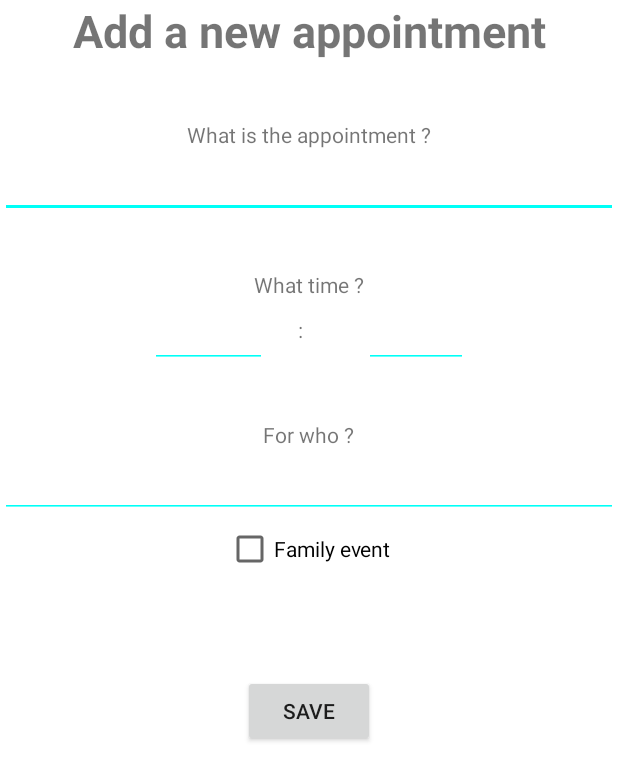
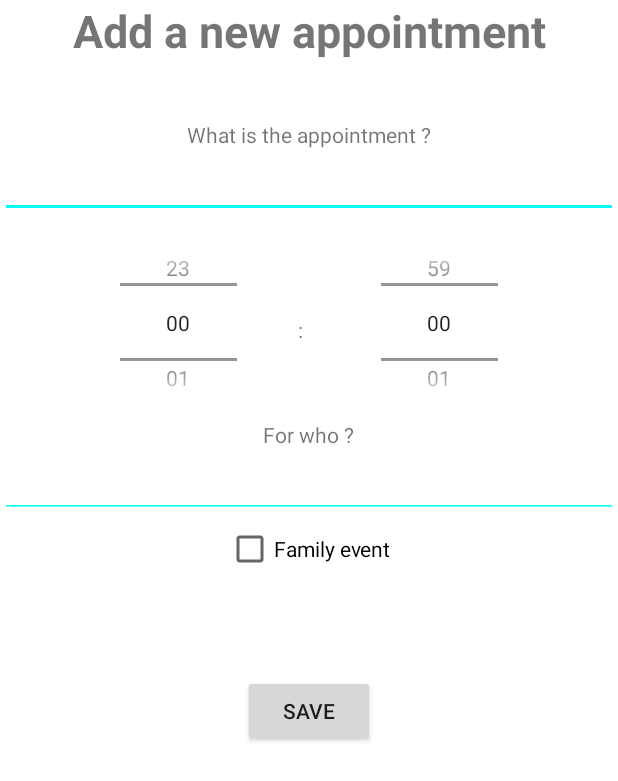
Before and after one commit to Judickaelle/AgendaElectronic, an Android app: the AddEventActivity screen opened directly, with no data from a screen before it, on a phone screen of 412 x 824 dp. Shown: the top 781 px of the screen. Run offline under Robolectric (Android 15) with nearby library versions, the phone set to English and light mode, and no system bars.

```diff
--- a/app/src/main/java/com/judickaelle/pelletier/agendaelectronique/AddEventActivity.java
+++ b/app/src/main/java/com/judickaelle/pelletier/agendaelectronique/AddEventActivity.java
@@ -8,13 +8,18 @@ import android.os.Bundle;
 import android.view.View;
 import android.widget.Button;
 import android.widget.EditText;
+import android.widget.NumberPicker;
 
 public class AddEventActivity extends Activity {
 
     private EditText editTextNameEvent;
-    private EditText editTextTime;
-    private EditText editTextTime_min;
     private EditText editTextPeople;
+    private int valuePicker1;
+    private NumberPicker HourPicker;
+    private String[] HourVals;
+    private int valuePicker2;
+    private NumberPicker MinutePicker;
+    private String[] MinuteVals;
     private boolean familyEvent = false;
 
     private static String NameEvent;
@@ -23,44 +28,55 @@ public class AddEventActivity extends Activity {
     private static String DateEvent;
 
 
-
     @Override
     protected void onCreate(Bundle savedInstanceState) {
         super.onCreate(savedInstanceState);
         setContentView(R.layout.activity_add_event);
 
         editTextNameEvent = findViewById(R.id.editTextEventName);
-        editTextTime = findViewById(R.id.editTextTime);
-        editTextTime_min = findViewById(R.id.editTextTime_min);
         editTextPeople = findViewById(R.id.editTextPeople);
+        HourPicker = findViewById(R.id.NumberPickerHour);
+        MinutePicker = findViewById(R.id.NumberPickerMinute);
+
+        HourPicker.setMaxValue(23);
+        HourPicker.setMinValue(0);
+        HourVals = new String[]{"00","01","02", "03","04","05","06","07","08", "09", "10","11","12","13","14","15","16","17","18","19","20","21","22","23"};
+        HourPicker.setDisplayedValues(HourVals);
+        HourPicker.setOnValueChangedListener(new NumberPicker.OnValueChangeListener() {
+            @Override
+            public void onValueChange(NumberPicker picker, int oldVal, int newVal) {
+                valuePicker1 = HourPicker.getValue();
+            }
+        });
+
+
+        MinutePicker.setMaxValue(59);
+        MinutePicker.setMinValue(0);
+        MinuteVals = new String[]{"00","01","02", "03","04","05","06","07","08", "09", "10","11","12","13","14","15","16","17","18","19","20","21","22","23",
+                "24","25","26","27","28", "29","30","31","32","33","34","35","36","37","33","39","40","41","42","43",
+                "44","45","46","47","48", "49", "50","51","52","53","54","55","56","57","58","59"};
+        MinutePicker.setDisplayedValues(MinuteVals);
+        MinutePicker.setOnValueChangedListener(new NumberPicker.OnValueChangeListener() {
+            @Override
+            public void onValueChange(NumberPicker picker, int oldVal, int newVal) {
+                valuePicker2 = MinutePicker.getValue();
+            }
+        });
     }
+
     // ***************** GETTER et SETTER ********************
-    public static String getNameEvent() {
-        return NameEvent;
-    }
-    public void setNameEvent(String NameEvent) {
-        AddEventActivity.NameEvent = NameEvent;}
-    public static String getPeople() {
-        return People;
-    }
-    public void setPeople(String People) {
-        AddEventActivity.People = People;}
-    public static String getTimeEvent() {
-        return TimeEvent;
-    }
-    public void setTimeEvent(String TimeEvent) {
-        AddEventActivity.TimeEvent = TimeEvent;}
-    public static String getDateEvent() {
-        return DateEvent;
-    }
-    public void setDateEvent(String DateEvent) {
-        AddEventActivity.DateEvent = DateEvent;}
+    public static String getNameEvent() {return NameEvent; }
+    public void setNameEvent(String NameEvent) {AddEventActivity.NameEvent = NameEvent;}
+    public static String getPeople() {return People; }
+    public void setPeople(String People) {AddEventActivity.People = People;}
+    public static String getTimeEvent() {return TimeEvent; }
+    public void setTimeEvent(String TimeEvent) {AddEventActivity.TimeEvent = TimeEvent;}
+    public static String getDateEvent() {return DateEvent; }
+    public void setDateEvent(String DateEvent) {AddEventActivity.DateEvent = DateEvent;}
 
-    public void InsertDatabase(View view){
-
-        setNameEvent(editTextNameEvent.getText().toString());
+    public void InsertDatabase(View view){setNameEvent(editTextNameEvent.getText().toString());
         setPeople(editTextPeople.getText().toString());
-        setTimeEvent(editTextTime.getText().toString() + ":" + editTextTime_min.getText().toString() );
+        setTimeEvent( HourVals[valuePicker1] + ":" + MinuteVals[valuePicker2]);
         setDateEvent(MainActivity.getSelectedDate());
 
         ContentValues contentValues = new ContentValues();
--- a/app/src/main/java/com/judickaelle/pelletier/agendaelectronique/AddEventFullDayActivity.java
+++ b/app/src/main/java/com/judickaelle/pelletier/agendaelectronique/AddEventFullDayActivity.java
@@ -13,6 +13,7 @@ public class AddEventFullDayActivity extends AppCompatActivity {
     private EditText editTextNameEvent;
     private static String NameEvent;
     private static String DateEvent;
+    private boolean familyEvent = false;
 
 
     @Override
@@ -40,10 +41,14 @@ public class AddEventFullDayActivity extends AppCompatActivity {
         ContentValues contentValues = new ContentValues();
         contentValues.put("Date", getDateEvent());
         contentValues.put("NameEvent", getNameEvent());
+        contentValues.put("FamilyEvent", familyEvent);
 
         MainActivity.getInstance().InsertEventDataBase(contentValues,getDateEvent(),getNameEvent(), "NoTime");
 
         finish();
     }
 
+    public void onCheckboxClicked(View view){
+        familyEvent = true;
+    }
 }
--- a/app/src/main/java/com/judickaelle/pelletier/agendaelectronique/MainActivity.java
+++ b/app/src/main/java/com/judickaelle/pelletier/agendaelectronique/MainActivity.java
@@ -161,7 +161,7 @@ public class MainActivity extends FragmentActivity {
                             + "\n"
                             + " at "
                             + cursor.getString(2)
-                            + " : "
+                            + " for "
                             + "Family event"
                     );
                 }else{
@@ -170,7 +170,7 @@ public class MainActivity extends FragmentActivity {
                                     + "\n"
                                     + "at "
                                     + cursor.getString(2)
-                                    + " : "
+                                    + " for "
                                     + cursor.getString(cursor.getColumnIndex("Guest"))
                     );
                 }
--- a/app/src/main/res/layout/activity_add_event.xml
+++ b/app/src/main/res/layout/activity_add_event.xml
@@ -36,14 +36,6 @@
         android:inputType="textMultiLine" />
 
     <TextView
-        android:id="@+id/textViewDate"
-        android:layout_width="wrap_content"
-        android:layout_height="wrap_content"
-        android:layout_gravity="center_horizontal"
-        android:layout_marginTop="180dp"
-        android:text="What time ?" />
-
-    <TextView
         android:id="@+id/textViewDoublePoint"
         android:layout_width="21dp"
         android:layout_height="32dp"
@@ -51,27 +43,21 @@
         android:layout_marginTop="210dp"
         android:text=" : " />
 
-    <EditText
-        android:id="@+id/editTextTime"
+    <NumberPicker
+        android:id="@+id/NumberPickerHour"
         android:layout_width="78dp"
-        android:layout_height="wrap_content"
-        android:layout_marginTop="200dp"
-        android:backgroundTint="#00FFF7"
-        android:ems="10"
-        android:inputType="number"
-        android:translationX="100dp" />
+        android:layout_height="110dp"
+        android:layout_gravity="left"
+        android:layout_marginLeft="80dp"
+        android:layout_marginTop="160dp" />
 
-    <EditText
-        android:id="@+id/editTextTime_min"
-        android:layout_width="69dp"
-        android:layout_height="wrap_content"
+    <NumberPicker
+        android:id="@+id/NumberPickerMinute"
+        android:layout_width="78dp"
+        android:layout_height="110dp"
         android:layout_gravity="right"
-        android:layout_marginTop="200dp"
-        android:backgroundTint="#00FFF7"
-        android:ems="10"
-        android:inputType="number"
-        android:textAllCaps="false"
-        android:translationX="-100dp" />
+        android:layout_marginTop="160dp"
+        android:layout_marginRight="80dp"/>
 
     <TextView
         android:id="@+id/textViewPeople"
--- a/app/src/main/res/layout/activity_add_event_full_day.xml
+++ b/app/src/main/res/layout/activity_add_event_full_day.xml
@@ -36,6 +36,15 @@
         android:importantForAutofill="no"
         android:inputType="textMultiLine" />
 
+    <CheckBox
+        android:id="@+id/checkBox"
+        android:layout_width="wrap_content"
+        android:layout_height="wrap_content"
+        android:layout_marginTop="230dp"
+        android:layout_gravity="center_horizontal"
+        android:text="Family event"
+        android:onClick="onCheckboxClicked"/>
+
     <Button
         android:id="@+id/buttonSave"
         android:layout_width="wrap_content"
```
Also changed, not shown: 38 other files.
